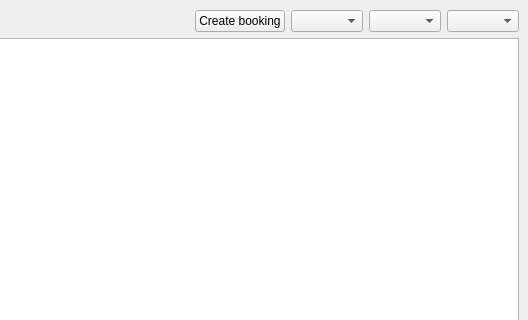
Old version of the form src/ui/ui_room_scene.ui in the repository trung-kieen/hotel-booking-system; both pictures show x 272 to 800 and y 0 to 320 of the 800 by 600 pixel window.
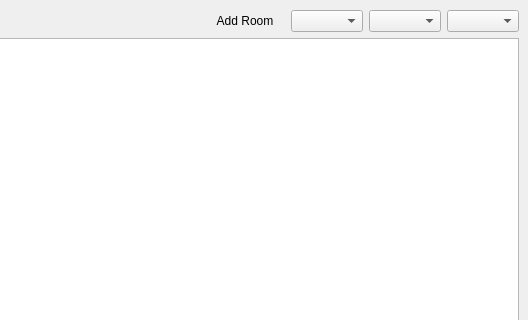
New version of the form.

What changed in the file:
```diff
--- a/src/ui/ui_room_scene.ui
+++ b/src/ui/ui_room_scene.ui
@@ -61,9 +61,15 @@
          </spacer>
         </item>
         <item>
-         <widget class="QPushButton" name="btnCreatBooking">
+         <widget class="QPushButton" name="btnAddRoom">
+          <property name="styleSheet">
+           <string notr="true"/>
+          </property>
           <property name="text">
-           <string>Create booking</string>
+           <string>Add Room</string>
+          </property>
+          <property name="flat">
+           <bool>true</bool>
           </property>
          </widget>
         </item>
```
